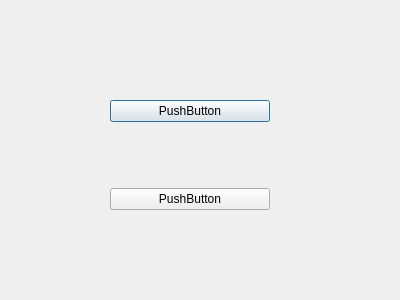
This is 2DGraphicsModeler/shapeinfo.ui in Alex-the-666/2DGraphicsModular as Qt 5 draws it before an edit. The edited form follows.
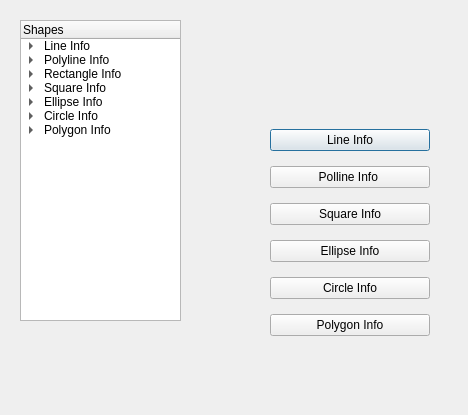
This is the edited form.

```diff
--- a/2DGraphicsModeler/shapeinfo.ui
+++ b/2DGraphicsModeler/shapeinfo.ui
@@ -6,8 +6,8 @@
    <rect>
     <x>0</x>
     <y>0</y>
-    <width>400</width>
-    <height>300</height>
+    <width>468</width>
+    <height>415</height>
    </rect>
   </property>
   <property name="windowTitle">
@@ -16,8 +16,8 @@
   <widget class="QWidget" name="verticalLayoutWidget">
    <property name="geometry">
     <rect>
-     <x>110</x>
-     <y>40</y>
+     <x>270</x>
+     <y>120</y>
      <width>160</width>
      <height>231</height>
     </rect>
@@ -26,19 +26,132 @@
     <item>
      <widget class="QPushButton" name="pushButton_2">
       <property name="text">
-       <string>PushButton</string>
+       <string>Line Info</string>
+      </property>
+     </widget>
+    </item>
+    <item>
+     <widget class="QPushButton" name="pushButton_4">
+      <property name="text">
+       <string>Polline Info </string>
+      </property>
+     </widget>
+    </item>
+    <item>
+     <widget class="QPushButton" name="pushButton_5">
+      <property name="text">
+       <string>Square Info</string>
+      </property>
+     </widget>
+    </item>
+    <item>
+     <widget class="QPushButton" name="pushButton_6">
+      <property name="text">
+       <string>Ellipse Info</string>
+      </property>
+     </widget>
+    </item>
+    <item>
+     <widget class="QPushButton" name="pushButton_3">
+      <property name="text">
+       <string>Circle Info</string>
       </property>
      </widget>
     </item>
     <item>
      <widget class="QPushButton" name="pushButton">
       <property name="text">
-       <string>PushButton</string>
+       <string>Polygon Info</string>
       </property>
      </widget>
     </item>
    </layout>
   </widget>
+  <widget class="QTreeWidget" name="treeWidget">
+   <property name="geometry">
+    <rect>
+     <x>20</x>
+     <y>20</y>
+     <width>161</width>
+     <height>301</height>
+    </rect>
+   </property>
+   <column>
+    <property name="text">
+     <string>Shapes</string>
+    </property>
+   </column>
+   <item>
+    <property name="text">
+     <string>Line Info</string>
+    </property>
+    <item>
+     <property name="text">
+      <string>New Subitem</string>
+     </property>
+    </item>
+   </item>
+   <item>
+    <property name="text">
+     <string>Polyline Info</string>
+    </property>
+    <item>
+     <property name="text">
+      <string>New Subitem</string>
+     </property>
+    </item>
+   </item>
+   <item>
+    <property name="text">
+     <string>Rectangle Info</string>
+    </property>
+    <item>
+     <property name="text">
+      <string>New Subitem</string>
+     </property>
+    </item>
+   </item>
+   <item>
+    <property name="text">
+     <string>Square Info</string>
+    </property>
+    <item>
+     <property name="text">
+      <string>New Subitem</string>
+     </property>
+    </item>
+   </item>
+   <item>
+    <property name="text">
+     <string>Ellipse Info</string>
+    </property>
+    <item>
+     <property name="text">
+      <string>New Subitem</string>
+     </property>
+    </item>
+   </item>
+   <item>
+    <property name="text">
+     <string>Circle Info</string>
+    </property>
+    <item>
+     <property name="text">
+      <string>New Subitem</string>
+     </property>
+    </item>
+   </item>
+   <item>
+    <property name="text">
+     <string>Polygon Info</string>
+    </property>
+    <item>
+     <property name="text">
+      <string>New Subitem</string>
+     </property>
+    </item>
+   </item>
+  </widget>
  </widget>
  <resources/>
  <connections/>
```
